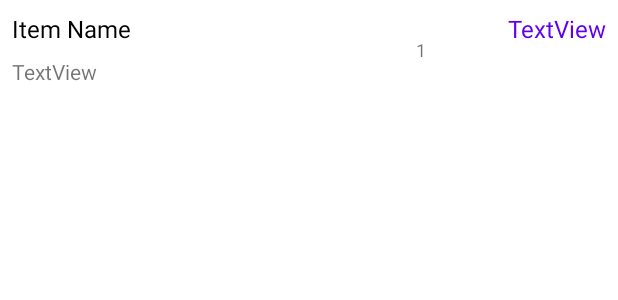
After one commit to goncaloacteixeira/feup-cpm-proj1, an Android app: the layout item_row.xml on its own in the app's theme, with its tools: preview values and no code run, on a phone screen of 412 x 824 dp. The commit adds this screen. Shown: the top 300 px of the screen. Run offline under Robolectric (Android 15) with nearby library versions, the phone set to English and light mode, and no system bars.

Commit message:
terminal app scanning qr codes

```diff
--- a/AcmeShopTerminal/app/build.gradle
+++ b/AcmeShopTerminal/app/build.gradle
@@ -40,4 +40,8 @@ dependencies {
     testImplementation 'junit:junit:4.13.2'
     androidTestImplementation 'androidx.test.ext:junit:1.1.3'
     androidTestImplementation 'androidx.test.espresso:espresso-core:3.4.0'
+    implementation("com.android.volley:volley:1.2.1")
+    implementation 'com.google.code.gson:gson:2.8.6'
+    implementation "org.jetbrains.kotlin:kotlin-reflect"
+    implementation 'com.journeyapps:zxing-android-embedded:4.3.0'
 }
--- /dev/null
+++ b/AcmeShopTerminal/app/src/main/java/org/feup/cpm/group9/acmeshopterminal/Constants.kt
@@ -0,0 +1,3 @@
+package org.feup.cpm.group9.acmeshopterminal
+
+const val API_URL = "http://192.168.1.127:3000"
--- /dev/null
+++ b/AcmeShopTerminal/app/src/main/res/layout/item_row.xml
@@ -0,0 +1,72 @@
+<?xml version="1.0" encoding="utf-8"?>
+<androidx.constraintlayout.widget.ConstraintLayout xmlns:android="http://schemas.android.com/apk/res/android"
+    xmlns:app="http://schemas.android.com/apk/res-auto"
+    android:layout_width="match_parent"
+    android:layout_height="wrap_content"
+    android:background="?android:attr/selectableItemBackground"
+    android:clickable="true"
+    android:focusable="true">
+
+    <TextView
+        android:id="@+id/item_name"
+        android:layout_width="wrap_content"
+        android:layout_height="wrap_content"
+        android:layout_marginStart="8dp"
+        android:layout_marginTop="8dp"
+        android:text="Item Name"
+        android:textColor="?attr/colorPrimaryDark"
+        android:textSize="16sp"
+        app:layout_constraintStart_toStartOf="parent"
+        app:layout_constraintTop_toTopOf="parent" />
+
+    <TextView
+        android:id="@+id/item_price"
+        android:layout_width="wrap_content"
+        android:layout_height="wrap_content"
+        android:layout_marginTop="8dp"
+        android:layout_marginEnd="8dp"
+        android:text="TextView"
+        android:textColor="?attr/colorPrimary"
+        android:textSize="16sp"
+        app:layout_constraintEnd_toEndOf="parent"
+        app:layout_constraintTop_toTopOf="parent" />
+
+    <TextView
+        android:id="@+id/item_make"
+        android:layout_width="0dp"
+        android:layout_height="wrap_content"
+        android:layout_marginStart="8dp"
+        android:layout_marginTop="8dp"
+        android:layout_marginEnd="16dp"
+        android:layout_marginBottom="8dp"
+        android:ellipsize="end"
+        android:text="TextView"
+        android:textSize="14sp"
+        app:layout_constraintBottom_toBottomOf="parent"
+        app:layout_constraintEnd_toStartOf="@+id/quantity_layout"
+        app:layout_constraintStart_toStartOf="parent"
+        app:layout_constraintTop_toBottomOf="@+id/item_name" />
+
+    <androidx.constraintlayout.widget.ConstraintLayout
+        android:id="@+id/quantity_layout"
+        android:layout_width="wrap_content"
+        android:layout_height="match_parent"
+        android:layout_marginEnd="128dp"
+        app:layout_constraintBottom_toBottomOf="parent"
+        app:layout_constraintEnd_toEndOf="parent"
+        app:layout_constraintTop_toTopOf="parent">
+
+        <TextView
+            android:id="@+id/item_quantity"
+            android:layout_width="wrap_content"
+            android:layout_height="wrap_content"
+            android:text="1"
+            android:textAlignment="center"
+            android:textSize="12sp"
+            app:layout_constraintBottom_toBottomOf="parent"
+            app:layout_constraintEnd_toEndOf="parent"
+            app:layout_constraintStart_toStartOf="parent"
+            app:layout_constraintTop_toTopOf="parent" />
+    </androidx.constraintlayout.widget.ConstraintLayout>
+
+</androidx.constraintlayout.widget.ConstraintLayout>
--- a/AcmeShopTerminal/app/src/main/res/values/strings.xml
+++ b/AcmeShopTerminal/app/src/main/res/values/strings.xml
@@ -2,4 +2,7 @@
     <string name="app_name">Acme Shop Terminal</string>
     <string name="show_qr_code">QR Code</string>
     <string name="nfc">NFC</string>
+    <string name="price_template_eur">%.02f€</string>
+
+    <string name="your_transaction_on">Your Transaction on %s</string>
 </resources>
```
Also changed, not shown: AcmeShopTerminal/app/src/main/AndroidManifest.xml (+12 -0 lines), AcmeShopTerminal/app/src/main/java/org/feup/cpm/group9/acmeshopterminal/MainActivity.kt (+46 -0 lines), AcmeShopTerminal/app/src/main/java/org/feup/cpm/group9/acmeshopterminal/TransactionActivity.kt (added, +79 -0 lines), AcmeShopTerminal/app/src/main/java/org/feup/cpm/group9/acmeshopterminal/adapters/TransactionAdapter.kt (added, +45 -0 lines), AcmeShopTerminal/app/src/main/java/org/feup/cpm/group9/acmeshopterminal/models/Item.kt (added, +84 -0 lines), AcmeShopTerminal/app/src/main/java/org/feup/cpm/group9/acmeshopterminal/models/Transaction.kt (added, +119 -0 lines), AcmeShopTerminal/app/src/main/res/layout/activity_transaction.xml (added, +43 -0 lines), 1 other file.
